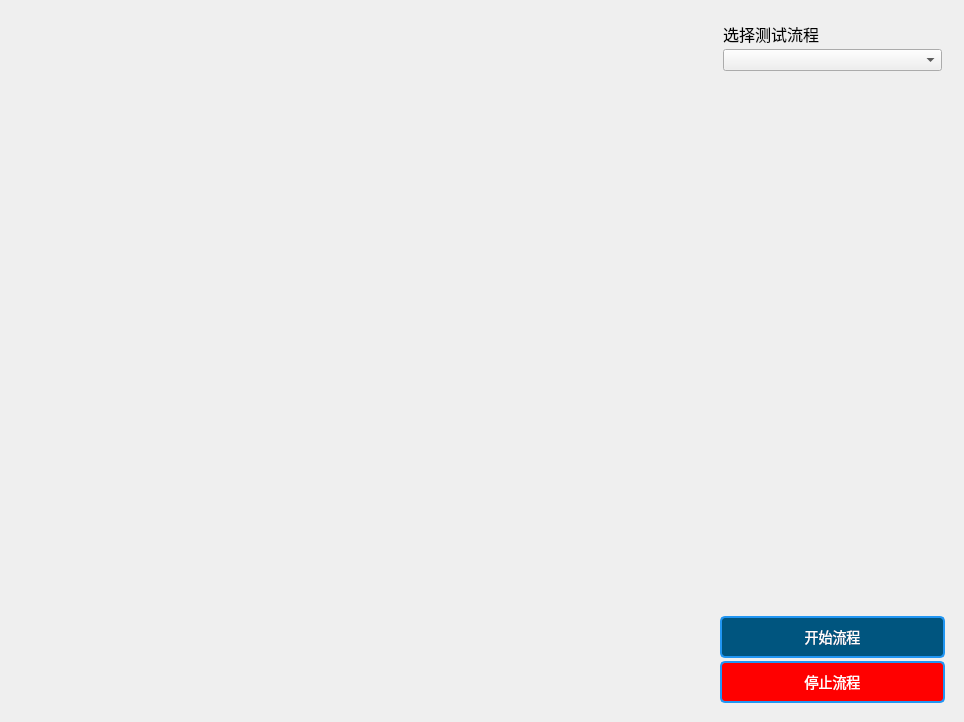
Above: view/graph/v6/view.ui from lhyn81note/xyz before the change. Below: the same form after it.
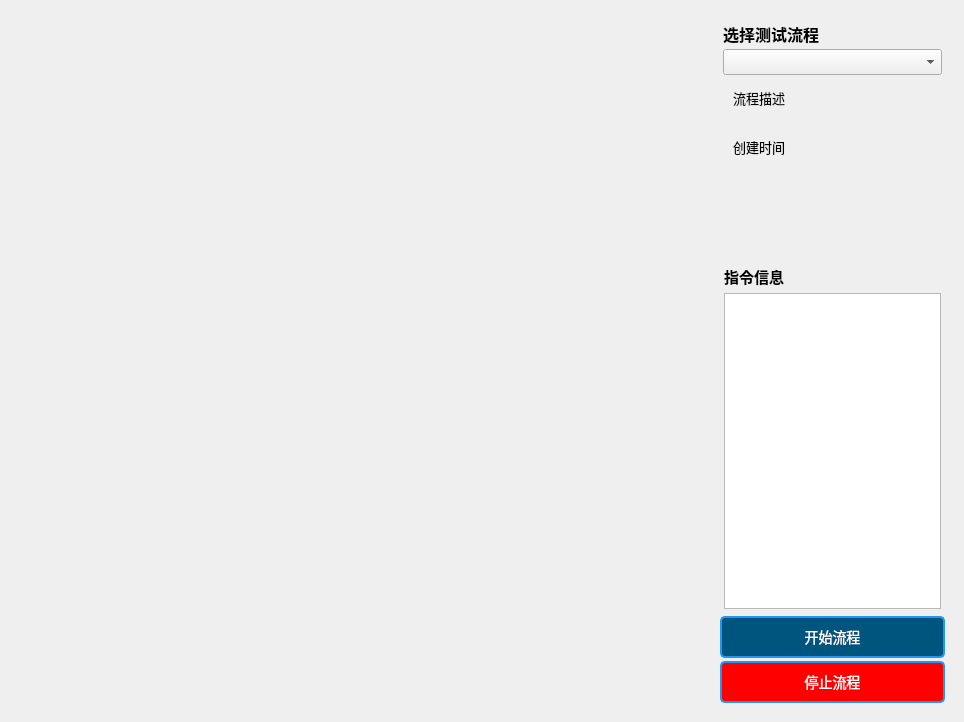
That is the form after the change.

Commit message: 自动流程加入故障检测和中断机制

The edit to the form file:
```diff
--- a/view/graph/v6/view.ui
+++ b/view/graph/v6/view.ui
@@ -101,6 +101,7 @@
               <property name="font">
                <font>
                 <pointsize>12</pointsize>
+                <bold>true</bold>
                </font>
               </property>
               <property name="text">
@@ -109,10 +110,135 @@
              </widget>
             </item>
             <item>
-             <widget class="QComboBox" name="cmb_flow"/>
+             <widget class="QComboBox" name="cmb_flow">
+              <property name="font">
+               <font>
+                <pointsize>11</pointsize>
+               </font>
+              </property>
+             </widget>
             </item>
             <item>
-             <widget class="QWidget" name="widget_4" native="true"/>
+             <widget class="QWidget" name="widget_4" native="true">
+              <layout class="QVBoxLayout" name="verticalLayout_4" stretch="1,2">
+               <property name="spacing">
+                <number>1</number>
+               </property>
+               <property name="leftMargin">
+                <number>1</number>
+               </property>
+               <property name="topMargin">
+                <number>1</number>
+               </property>
+               <property name="rightMargin">
+                <number>1</number>
+               </property>
+               <property name="bottomMargin">
+                <number>1</number>
+               </property>
+               <item>
+                <widget class="QWidget" name="widget_5" native="true">
+                 <layout class="QVBoxLayout" name="verticalLayout_5">
+                  <item>
+                   <widget class="QLabel" name="label_2">
+                    <property name="font">
+                     <font>
+                      <pointsize>10</pointsize>
+                     </font>
+                    </property>
+                    <property name="text">
+                     <string>流程描述</string>
+                    </property>
+                   </widget>
+                  </item>
+                  <item>
+                   <widget class="QLabel" name="lb_flow_desc">
+                    <property name="font">
+                     <font>
+                      <pointsize>11</pointsize>
+                     </font>
+                    </property>
+                    <property name="text">
+                     <string/>
+                    </property>
+                   </widget>
+                  </item>
+                  <item>
+                   <widget class="QLabel" name="label_4">
+                    <property name="font">
+                     <font>
+                      <pointsize>10</pointsize>
+                     </font>
+                    </property>
+                    <property name="text">
+                     <string>创建时间</string>
+                    </property>
+                   </widget>
+                  </item>
+                  <item>
+                   <widget class="QLabel" name="lb_flow_time">
+                    <property name="font">
+                     <font>
+                      <pointsize>11</pointsize>
+                     </font>
+                    </property>
+                    <property name="text">
+                     <string/>
+                    </property>
+                   </widget>
+                  </item>
+                  <item>
+                   <spacer name="verticalSpacer">
+                    <property name="orientation">
+                     <enum>Qt::Vertical</enum>
+                    </property>
+                    <property name="sizeHint" stdset="0">
+                     <size>
+                      <width>20</width>
+                      <height>40</height>
+                     </size>
+                    </property>
+                   </spacer>
+                  </item>
+                 </layout>
+                </widget>
+               </item>
+               <item>
+                <widget class="QWidget" name="widget_6" native="true">
+                 <layout class="QVBoxLayout" name="verticalLayout_6">
+                  <property name="spacing">
+                   <number>5</number>
+                  </property>
+                  <property name="leftMargin">
+                   <number>0</number>
+                  </property>
+                  <property name="rightMargin">
+                   <number>0</number>
+                  </property>
+                  <property name="bottomMargin">
+                   <number>0</number>
+                  </property>
+                  <item>
+                   <widget class="QLabel" name="label_3">
+                    <property name="font">
+                     <font>
+                      <pointsize>11</pointsize>
+                      <bold>true</bold>
+                     </font>
+                    </property>
+                    <property name="text">
+                     <string>指令信息</string>
+                    </property>
+                   </widget>
+                  </item>
+                  <item>
+                   <widget class="QPlainTextEdit" name="pt_cmd_info"/>
+                  </item>
+                 </layout>
+                </widget>
+               </item>
+              </layout>
+             </widget>
             </item>
            </layout>
           </widget>
```
The commit also changes 26 other files.
